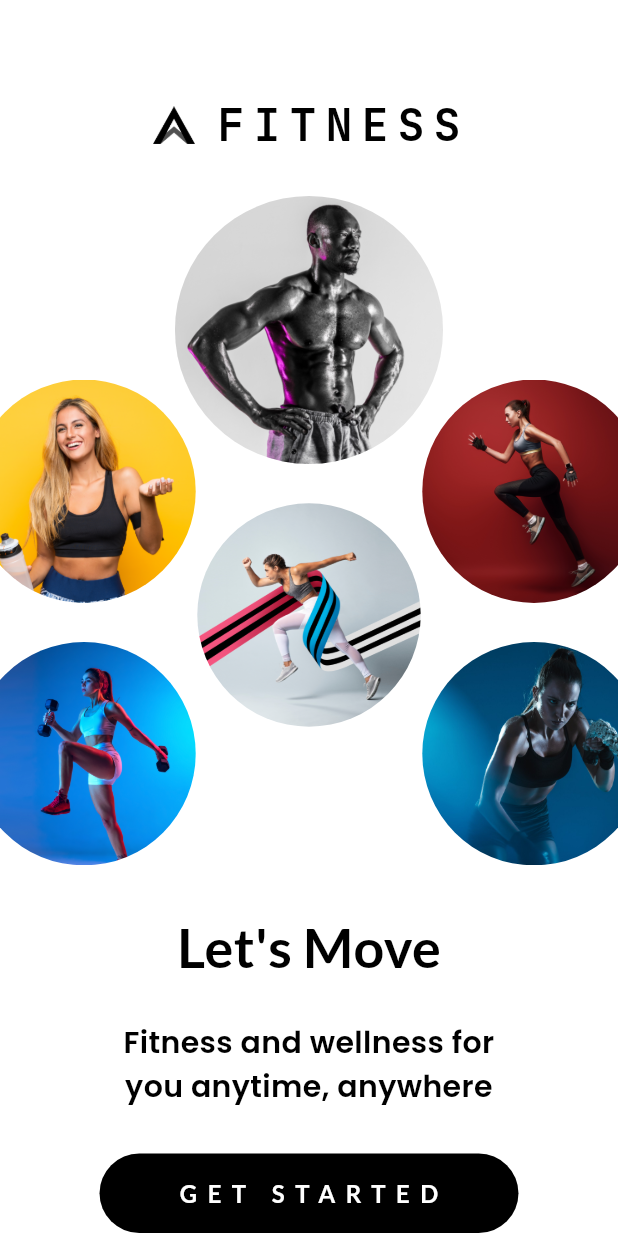
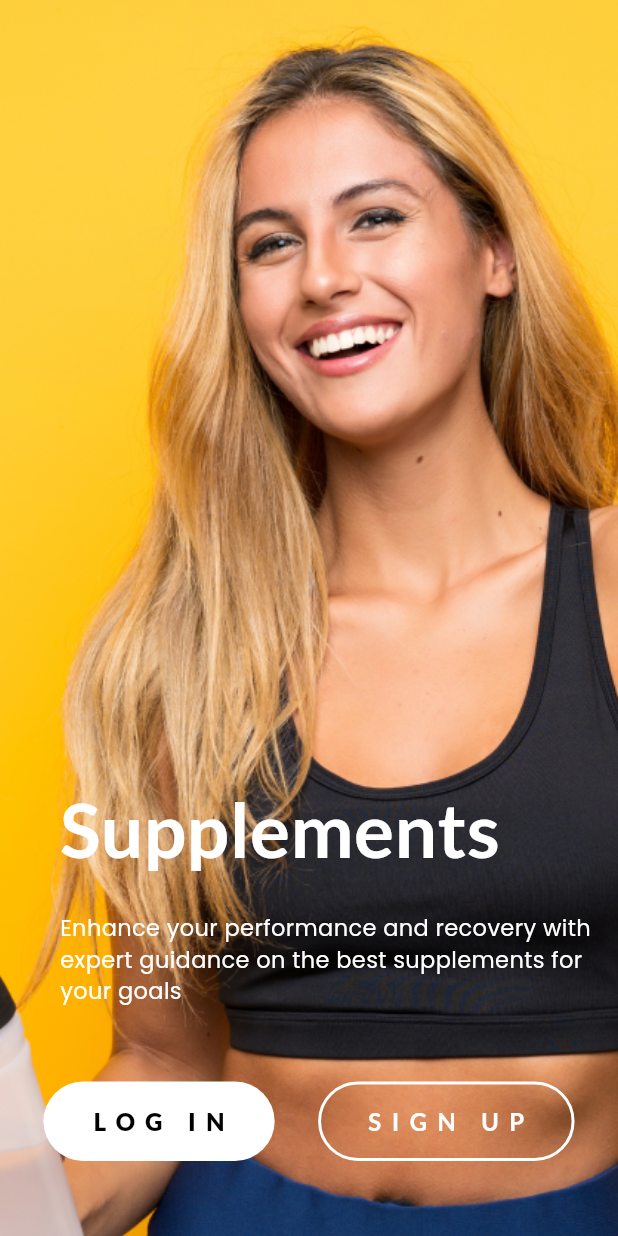
Before and after one commit to IsharaNawa/fitness_app, a Flutter app: the screen it shows after launch, on a phone screen of 412 x 824 dp. Run offline on Flutter 3.47's test engine with Material 3 defaults, Android fonts, the phone set to English and light mode, and no system bars; our stand-ins replace google_fonts.

Commit message:
added the intro screen

```diff
--- a/lib/main.dart
+++ b/lib/main.dart
@@ -1,12 +1,44 @@
-import 'package:fitness_app/start_screen.dart';
+import 'package:fitness_app/models/intro_screen_model.dart';
+import 'package:fitness_app/screens/intro_screen.dart';
+import 'package:fitness_app/screens/start_screen.dart';
 import 'package:flutter/material.dart';
+
+final List<IntroScreenModel> models = [
+  IntroScreenModel(
+    backgroundImagePath: "assets/images/kicking_girl.png",
+    mainTitle: "Training",
+    description:
+        "Manage your work out plans and achieve your fitness goals - whether losing weight or building muscle",
+  ),
+  IntroScreenModel(
+    backgroundImagePath: "assets/images/rope_girl_1.png",
+    mainTitle: "Measurements",
+    description:
+        "Track your progress with precise measurements and detailed analytics to stay motivated and on track",
+  ),
+  IntroScreenModel(
+    backgroundImagePath: "assets/images/fighting_girl.png",
+    mainTitle: "Diet",
+    description:
+        "Fuel your body with personalized meal plans and nutrition advice to reach your health and fitness goals",
+  ),
+  IntroScreenModel(
+    backgroundImagePath: "assets/images/girl_holding_supplement.png",
+    mainTitle: "Supplements",
+    description:
+        "Enhance your performance and recovery with expert guidance on the best supplements for your goals",
+  ),
+];
 
 void main() {
   runApp(MaterialApp(
     home: Scaffold(
       backgroundColor: Colors.white,
       body: Container(
-        child: const StartScreen(),
+        child: IntroScreen(
+          introScreenModel: models[3],
+          isFadingNeeded: false,
+        ),
       ),
     ),
   ));
--- /dev/null
+++ b/lib/models/intro_screen_model.dart
@@ -0,0 +1,15 @@
+class IntroScreenModel {
+  late String backgroundImagePath;
+  late String mainTitle;
+  late String description;
+
+  IntroScreenModel({
+    required this.backgroundImagePath,
+    required this.mainTitle,
+    required this.description,
+  });
+
+  String get getBackgroundImagePath => backgroundImagePath;
+  String get getmainTitle => mainTitle;
+  String get getDescription => description;
+}
--- /dev/null
+++ b/lib/screens/intro_screen.dart
@@ -0,0 +1,132 @@
+import 'package:fitness_app/models/intro_screen_model.dart';
+import 'package:flutter/material.dart';
+import 'package:google_fonts/google_fonts.dart';
+
+class IntroScreen extends StatelessWidget {
+  final IntroScreenModel introScreenModel;
+  final bool isFadingNeeded;
+
+  const IntroScreen({
+    super.key,
+    required this.introScreenModel,
+    required this.isFadingNeeded,
+  });
+
+  @override
+  Widget build(BuildContext context) {
+    return Stack(
+      children: [
+        Positioned(
+          top: -50,
+          left: -150,
+          child: Image.asset(
+            introScreenModel.getBackgroundImagePath,
+            width: 850,
+            height: 950,
+            fit: BoxFit.cover,
+          ),
+        ),
+        Center(
+          child: Column(
+            mainAxisAlignment: MainAxisAlignment.end,
+            children: [
+              Container(
+                padding: const EdgeInsets.only(left: 40, bottom: 50),
+                child: Column(
+                  crossAxisAlignment: CrossAxisAlignment.start,
+                  children: [
+                    Text(
+                      introScreenModel.getmainTitle,
+                      textAlign: TextAlign.start,
+                      style: GoogleFonts.lato(
+                        fontSize: 50,
+                        fontWeight: FontWeight.bold,
+                        color: Colors.white,
+                      ),
+                    ),
+                    const SizedBox(
+                      height: 20,
+                    ),
+                    Text(
+                      introScreenModel.getDescription,
+                      style: GoogleFonts.poppins(
+                        fontSize: 15,
+                        color: Colors.white,
+                      ),
+                    ),
+                  ],
+                ),
+              ),
+              Row(
+                mainAxisAlignment: MainAxisAlignment.spaceEvenly,
+                children: [
+                  FilledButton(
+                    onPressed: () {},
+                    style: ButtonStyle(
+                      backgroundColor:
+                          const WidgetStatePropertyAll<Color>(Colors.white),
+                      padding: WidgetStateProperty.all(
+                        const EdgeInsets.symmetric(
+                          vertical: 15,
+                          horizontal: 30,
+                        ),
+                      ),
+                      shape: WidgetStateProperty.all(
+                        RoundedRectangleBorder(
+                          borderRadius: BorderRadius.circular(30),
+                        ),
+                      ),
+                    ),
+                    child: Text(
+                      "LOG IN",
+                      style: GoogleFonts.lato(
+                        color: Colors.black,
+                        fontSize: 16,
+                        fontWeight: FontWeight.w900,
+                        letterSpacing: 7.0,
+                      ),
+                    ),
+                  ),
+                  OutlinedButton(
+                    onPressed: () {},
+                    style: ButtonStyle(
+                      padding: WidgetStateProperty.all(
+                        const EdgeInsets.symmetric(
+                          vertical: 15,
+                          horizontal: 30,
+                        ),
+                      ),
+                      shape: WidgetStateProperty.all(
+                        RoundedRectangleBorder(
+                          borderRadius: BorderRadius.circular(30),
+                        ),
+                      ),
+                      side: WidgetStateProperty.all(
+                        const BorderSide(
+                          color: Colors.white,
+                          width: 2,
+                        ),
+                      ),
+                    ),
+                    child: Text(
+                      "SIGN UP",
+                      style: GoogleFonts.lato(
+                        color: Colors.white,
+                        fontSize: 16,
+                        fontWeight: FontWeight.bold,
+                        letterSpacing: 7.0,
+                      ),
+                    ),
+                  )
+                ],
+              ),
+              const SizedBox(
+                height: 50,
+              ),
+            ],
+          ),
+        ),
+      ],
+    );
+  }
+}
--- a/lib/start_screen.dart
+++ b/lib/screens/start_screen.dart
@@ -1,5 +1,3 @@
-import 'dart:ui';
-
 import 'package:fitness_app/widgets/start_screen_image_circle_container.dart';
 import 'package:flutter/material.dart';
 import 'package:google_fonts/google_fonts.dart';
@@ -35,7 +33,7 @@ class StartScreen extends StatelessWidget {
               ),
             ],
           ),
-          StartScreenImageCircleContainer(),
+          const StartScreenImageCircleContainer(),
           Text(
             "Let's Move",
             style: GoogleFonts.lato(
--- a/lib/widgets/start_screen_image_circle_container.dart
+++ b/lib/widgets/start_screen_image_circle_container.dart
@@ -1,7 +1,7 @@
 import 'package:flutter/material.dart';
 
 class StartScreenImageCircleContainer extends StatefulWidget {
-  StartScreenImageCircleContainer({super.key});
+  const StartScreenImageCircleContainer({super.key});
 
   @override
   _StartScreenImageCircleContainerState createState() =>
@@ -33,7 +33,7 @@ class _StartScreenImageCircleContainerState
     // Create an AnimationController
     _controller = AnimationController(
       vsync: this,
-      duration: Duration(seconds: 3), // Duration for each pop
+      duration: const Duration(seconds: 3), // Duration for each pop
     );
 
     // Create a Tween to control the scale of the circles
@@ -62,12 +62,11 @@ class _StartScreenImageCircleContainerState
       color: Colors.white,
       child: Stack(
         children: [
-          // Animated main image circle
           Positioned(
             left: (screenWidth - mainImageRadius) / 2,
             top: paddingFromTopToFirstImage,
             child: ScaleTransition(
-              scale: _scaleAnimation, // Apply the scale animation
+              scale: _scaleAnimation,
               child: ClipOval(
                 child: Image.asset(
                   images[0],
@@ -78,7 +77,6 @@ class _StartScreenImageCircleContainerState
               ),
             ),
           ),
-          // Animated other image circles
           Positioned(
             left: (screenWidth - otherImageRadius) / 2,
             top: paddingFromTopToFirstImage + mainImageRadius + 25,
```
